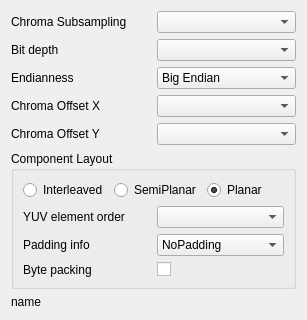
The window that YUViewLib/ui/videoHandlerYUV_CustomFormatDialog.ui (FaiScofield/YUView) describes before a commit, drawn with Qt 5.
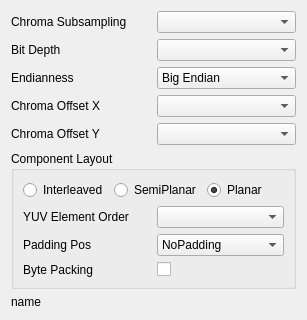
The same window after the commit.

Commit message:
fix[YUV]: 增强对paddingInfo的支持
1. `getValueFromSource()`函数的`padding`参数取消默认值，改为显示指定，增强对paddingInfo的支持
2. 调整UI显示效果
3. 关闭版本检查开关

```diff
--- a/YUViewLib/ui/videoHandlerYUV_CustomFormatDialog.ui
+++ b/YUViewLib/ui/videoHandlerYUV_CustomFormatDialog.ui
@@ -7,13 +7,13 @@
     <x>0</x>
     <y>0</y>
     <width>307</width>
-    <height>288</height>
+    <height>301</height>
    </rect>
   </property>
   <property name="windowTitle">
    <string>Custom YUV Format</string>
   </property>
-  <layout class="QVBoxLayout" name="verticalLayout" stretch="0,0">
+  <layout class="QVBoxLayout" name="verticalLayout" stretch="0,0,0">
    <item>
     <layout class="QGridLayout" name="gridLayout">
      <item row="3" column="0">
@@ -38,7 +38,7 @@
         <string>How many bits per color component are there? If the bit depth is greater than 8, we will assume multiple bytes per component.</string>
        </property>
        <property name="text">
-        <string>Bit depth</string>
+        <string>Bit Depth</string>
        </property>
       </widget>
      </item>
@@ -257,7 +257,7 @@
            <string>&lt;html&gt;&lt;head/&gt;&lt;body&gt;&lt;p&gt;Specify the order of the components in the file.&lt;/p&gt;&lt;/body&gt;&lt;/html&gt;</string>
           </property>
           <property name="text">
-           <string>YUV element order</string>
+           <string>YUV Element Order</string>
           </property>
          </widget>
         </item>
@@ -280,7 +280,7 @@
            <string>Are there any padding bits after(PaddingInMSB) or before(PaddingInLSB) valid data bits?</string>
           </property>
           <property name="text">
-           <string>Padding info</string>
+           <string>Padding Pos</string>
           </property>
          </widget>
         </item>
@@ -321,7 +321,7 @@
            <string>&lt;html&gt;&lt;head/&gt;&lt;body&gt;&lt;p&gt;Are bytes packed on a bit basis? E.g: Four 10-bit values can be saved using 5 bytes.&lt;/p&gt;&lt;/body&gt;&lt;/html&gt;</string>
           </property>
           <property name="text">
-           <string>Byte packing</string>
+           <string>Byte Packing</string>
           </property>
          </widget>
         </item>
```
The commit also changes 4 other files.
